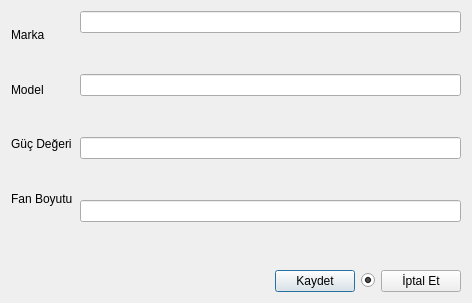
Before: the Qt Designer form Desktop/tekno_market2/TKN_Market/UI/VeriFormlari/tknguckaynagipencere.ui in asirkacar/okulprojesi, drawn with Qt 5.
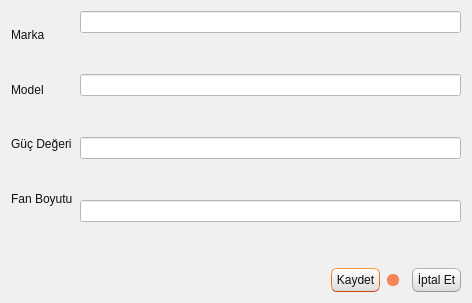
After: the same form once the commit is applied. Icons and pictures are not drawn.

```diff
--- a/Desktop/tekno_market2/TKN_Market/UI/VeriFormlari/tknguckaynagipencere.ui
+++ b/Desktop/tekno_market2/TKN_Market/UI/VeriFormlari/tknguckaynagipencere.ui
@@ -13,6 +13,503 @@
   <property name="windowTitle">
    <string>Dialog</string>
   </property>
+  <property name="styleSheet">
+   <string notr="true">/*
+Ubuntu Style Sheet for QT Applications
+Author: Jaime A. Quiroga P.
+Company: GTRONICK
+Last updated: 09/10/2019 (dd/mm/yyyy), 12:31.
+Available at: https://github.com/GTRONICK/QSS/blob/master/Ubuntu.qss
+*/
+QMainWindow {
+	background-color:#f0f0f0;
+}
+QCheckBox {
+	padding:2px;
+}
+QCheckBox:hover {
+	border:1px solid rgb(255,150,60);
+	border-radius:4px;
+	padding: 1px;
+	background-color:qlineargradient(spread:pad, x1:0.5, y1:1, x2:0.5, y2:0, stop:0 rgba(190, 90, 50, 50), stop:1 rgba(250, 130, 40, 50));
+}
+QCheckBox::indicator:checked {
+	border:1px solid rgb(246, 134, 86);
+	border-radius:4px;
+  	background-color:rgb(246, 134, 86)
+}
+QCheckBox::indicator:unchecked {
+	border-width:1px solid rgb(246, 134, 86);
+	border-radius:4px;
+  	background-color:rgb(255,255,255);
+}
+QColorDialog {
+	background-color:#f0f0f0;
+}
+QComboBox {
+	color:rgb(81,72,65);
+	background: #ffffff;
+}
+QComboBox:editable {
+	selection-color:rgb(81,72,65);
+	selection-background-color: #ffffff;
+}
+QComboBox QAbstractItemView {
+	selection-color: #ffffff;
+	selection-background-color: rgb(246, 134, 86);
+}
+QComboBox:!editable:on, QComboBox::drop-down:editable:on {
+	color:  #1e1d23;	
+}
+QDateTimeEdit, QDateEdit, QDoubleSpinBox, QFontComboBox {
+	color:rgb(81,72,65);
+	background-color: #ffffff;
+}
+
+QDialog {
+	background-color:#f0f0f0;
+}
+
+QLabel,QLineEdit {
+	color:rgb(17,17,17);
+}
+QLineEdit {
+	background-color:rgb(255,255,255);
+	selection-background-color:rgb(236,116,64);
+}
+QMenuBar {
+	color:rgb(223,219,210);
+	background-color:rgb(65,64,59);
+}
+QMenuBar::item {
+	padding-top:4px;
+	padding-left:4px;
+	padding-right:4px;
+	color:rgb(223,219,210);
+	background-color:rgb(65,64,59);
+}
+QMenuBar::item:selected {
+	color:rgb(255,255,255);
+	padding-top:2px;
+	padding-left:2px;
+	padding-right:2px;
+	border-top-width:2px;
+	border-left-width:2px;
+	border-right-width:2px;
+	border-top-right-radius:4px;
+	border-top-left-radius:4px;
+	border-style:solid;
+	background-color:rgb(65,64,59);
+	border-top-color: rgb(47,47,44);
+	border-right-color: qlineargradient(spread:pad, x1:0, y1:1, x2:1, y2:0, stop:0 rgba(90, 87, 78, 255), stop:1 rgba(47,47,44, 255));
+	border-left-color:  qlineargradient(spread:pad, x1:1, y1:0, x2:0, y2:0, stop:0 rgba(90, 87, 78, 255), stop:1 rgba(47,47,44, 255));
+}
+QMenu {
+	color:rgb(223,219,210);
+	background-color:rgb(65,64,59);
+}
+QMenu::item {
+	color:rgb(223,219,210);
+	padding:4px 10px 4px 20px;
+}
+QMenu::item:selected {
+	color:rgb(255,255,255);
+	background-color: qlineargradient(spread:pad, x1:0.5, y1:1, x2:0.5, y2:0, stop:0 rgba(225, 108, 54, 255), stop:1 rgba(246, 134, 86, 255));
+	border-style:solid;
+	border-width:3px;
+	padding:4px 7px 4px 17px;
+	border-bottom-color:qlineargradient(spread:pad, x1:0.5, y1:1, x2:0.5, y2:0, stop:0 rgba(175,85,48,255), stop:1 rgba(236,114,67, 255));
+	border-top-color:qlineargradient(spread:pad, x1:0.5, y1:1, x2:0.5, y2:0, stop:0 rgba(253,156,113,255), stop:1 rgba(205,90,46, 255));
+	border-right-color:qlineargradient(spread:pad, x1:0, y1:0.5, x2:1, y2:0.5, stop:0 rgba(253,156,113,255), stop:1 rgba(205,90,46, 255));
+	border-left-color:qlineargradient(spread:pad, x1:1, y1:0.5, x2:0, y2:0.5, stop:0 rgba(253,156,113,255), stop:1 rgba(205,90,46, 255));
+}
+QPlainTextEdit {
+	border-width: 1px solid transparent;
+	color:rgb(17,17,17);
+	selection-background-color:rgb(236,116,64);
+}
+QProgressBar {
+	text-align: center;
+	color: rgb(0, 0, 0);
+	border: 1px inset rgb(150,150,150); 
+	border-radius: 10px;
+	background-color:rgb(221,221,219);
+}
+QProgressBar::chunk:horizontal {
+	background-color: qlineargradient(spread:pad, x1:0.5, y1:1, x2:0.5, y2:0, stop:0 rgba(225, 108, 54, 255), stop:1 rgba(246, 134, 86, 255));
+	border:1px solid;
+	border-radius:8px;
+	border-bottom-color:qlineargradient(spread:pad, x1:0.5, y1:1, x2:0.5, y2:0, stop:0 rgba(175,85,48,255), stop:1 rgba(236,114,67, 255));
+	border-top-color:qlineargradient(spread:pad, x1:0.5, y1:1, x2:0.5, y2:0, stop:0 rgba(253,156,113,255), stop:1 rgba(205,90,46, 255));
+	border-right-color:qlineargradient(spread:pad, x1:0, y1:0.5, x2:1, y2:0.5, stop:0 rgba(253,156,113,255), stop:1 rgba(205,90,46, 255));
+	border-left-color:qlineargradient(spread:pad, x1:1, y1:0.5, x2:0, y2:0.5, stop:0 rgba(253,156,113,255), stop:1 rgba(205,90,46, 255));
+}
+QPushButton{
+	color:rgb(17,17,17);
+	border-width: 1px;
+	border-radius: 6px;
+	border-bottom-color: rgb(150,150,150);
+	border-right-color: rgb(165,165,165);
+	border-left-color: rgb(165,165,165);
+	border-top-color: rgb(180,180,180);
+	border-style: solid;
+	padding: 4px;
+	background-color: qlineargradient(spread:pad, x1:0.5, y1:1, x2:0.5, y2:0, stop:0 rgba(220, 220, 220, 255), stop:1 rgba(255, 255, 255, 255));
+}
+QPushButton:hover{
+	color:rgb(17,17,17);
+	border-width: 1px;
+	border-radius:6px;
+	border-top-color: rgb(255,150,60);
+	border-right-color: qlineargradient(spread:pad, x1:0, y1:1, x2:1, y2:0, stop:0 rgba(200, 70, 20, 255), stop:1 rgba(255,150,60, 255));
+	border-left-color:  qlineargradient(spread:pad, x1:1, y1:0, x2:0, y2:0, stop:0 rgba(200, 70, 20, 255), stop:1 rgba(255,150,60, 255));
+	border-bottom-color: rgb(200,70,20);
+	border-style: solid;
+	padding: 2px;
+	background-color: qlineargradient(spread:pad, x1:0.5, y1:1, x2:0.5, y2:0, stop:0 rgba(220, 220, 220, 255), stop:1 rgba(255, 255, 255, 255));
+}
+QPushButton:default{
+	color:rgb(17,17,17);
+	border-width: 1px;
+	border-radius:6px;
+	border-top-color: rgb(255,150,60);
+	border-right-color: qlineargradient(spread:pad, x1:0, y1:1, x2:1, y2:0, stop:0 rgba(200, 70, 20, 255), stop:1 rgba(255,150,60, 255));
+	border-left-color:  qlineargradient(spread:pad, x1:1, y1:0, x2:0, y2:0, stop:0 rgba(200, 70, 20, 255), stop:1 rgba(255,150,60, 255));
+	border-bottom-color: rgb(200,70,20);
+	border-style: solid;
+	padding: 2px;
+	background-color: qlineargradient(spread:pad, x1:0.5, y1:1, x2:0.5, y2:0, stop:0 rgba(220, 220, 220, 255), stop:1 rgba(255, 255, 255, 255));
+}
+QPushButton:pressed{
+	color:rgb(17,17,17);
+	border-width: 1px;
+	border-radius: 6px;
+	border-width: 1px;
+	border-top-color: rgba(255,150,60,200);
+	border-right-color: qlineargradient(spread:pad, x1:0, y1:1, x2:1, y2:0, stop:0 rgba(200, 70, 20, 255), stop:1 rgba(255,150,60, 200));
+	border-left-color:  qlineargradient(spread:pad, x1:1, y1:0, x2:0, y2:0, stop:0 rgba(200, 70, 20, 255), stop:1 rgba(255,150,60, 200));
+	border-bottom-color: rgba(200,70,20,200);
+	border-style: solid;
+	padding: 2px;
+	background-color: qlineargradient(spread:pad, x1:0.5, y1:0, x2:0.5, y2:1, stop:0 rgba(220, 220, 220, 255), stop:1 rgba(255, 255, 255, 255));
+}
+QPushButton:disabled{
+	color:rgb(174,167,159);
+	border-width: 1px;
+	border-radius: 6px;
+	background-color: qlineargradient(spread:pad, x1:0.5, y1:1, x2:0.5, y2:0, stop:0 rgba(200, 200, 200, 255), stop:1 rgba(230, 230, 230, 255));
+}
+QRadioButton {
+	padding: 1px;
+}
+QRadioButton::indicator:checked {
+	height: 10px;
+	width: 10px;
+	border-style:solid;
+	border-radius:5px;
+	border-width: 1px;
+	border-color: rgba(246, 134, 86, 255);
+	color: #a9b7c6;
+	background-color:rgba(246, 134, 86, 255);
+}
+QRadioButton::indicator:!checked {
+	height: 10px;
+	width: 10px;
+	border-style:solid;
+	border-radius:5px;
+	border-width: 1px;
+	border-color: rgb(246, 134, 86);
+	color: #a9b7c6;
+	background-color: transparent;
+}
+QScrollArea {
+	color: white;
+	background-color:#f0f0f0;
+}
+QSlider::groove {
+	border-style: solid;
+	border-width: 1px;
+	border-color: rgb(207,207,207);
+}
+QSlider::groove:horizontal {
+	height: 5px;
+	background: rgb(246, 134, 86);
+}
+QSlider::groove:vertical {
+	width: 5px;
+	background: rgb(246, 134, 86);
+}
+QSlider::handle:horizontal {
+	background: rgb(253,253,253);
+	border-style: solid;
+	border-width: 1px;
+	border-color: rgb(207,207,207);
+	width: 12px;
+	margin: -5px 0;
+	border-radius: 7px;
+}
+QSlider::handle:vertical {
+	background: rgb(253,253,253);
+	border-style: solid;
+	border-width: 1px;
+	border-color: rgb(207,207,207);
+	height: 12px;
+	margin: 0 -5px;
+	border-radius: 7px;
+}
+QSlider::add-page:horizontal, QSlider::add-page:vertical {
+ 	background: white;
+}
+QSlider::sub-page:horizontal, QSlider::sub-page:vertical {
+	background: rgb(246, 134, 86);
+}
+QStatusBar, QSpinBox {
+	color:rgb(81,72,65);
+}
+QSpinBox {
+	background-color: #ffffff;
+}
+QScrollBar:horizontal {
+	max-height: 20px;
+	border: 1px transparent;
+	margin: 0px 20px 0px 20px;
+}
+QScrollBar::handle:horizontal {
+	background: rgb(253,253,253);
+	border: 1px solid rgb(207,207,207);
+	border-radius: 7px;
+	min-width: 25px;
+}
+QScrollBar::handle:horizontal:hover {
+	background: rgb(253,253,253);
+	border: 1px solid rgb(255,150,60);
+	border-radius: 7px;
+	min-width: 25px;
+}
+QScrollBar::add-line:horizontal {
+  	border: 1px solid rgb(207,207,207);
+  	border-top-right-radius: 7px;
+  	border-top-left-radius: 7px;
+  	border-bottom-right-radius: 7px;
+  	background: rgb(255, 255, 255);
+  	width: 20px;
+  	subcontrol-position: right;
+  	subcontrol-origin: margin;
+}
+QScrollBar::add-line:horizontal:hover {
+  	border: 1px solid rgb(255,150,60);
+  	border-top-right-radius: 7px;
+  	border-top-left-radius: 7px;
+  	border-bottom-right-radius: 7px;
+  	background: rgb(255, 255, 255);
+  	width: 20px;
+  	subcontrol-position: right;
+  	subcontrol-origin: margin;
+}
+QScrollBar::add-line:horizontal:pressed {
+  	border: 1px solid grey;
+  	border-top-left-radius: 7px;
+  	border-top-right-radius: 7px;
+  	border-bottom-right-radius: 7px;
+  	background: rgb(231,231,231);
+  	width: 20px;
+  	subcontrol-position: right;
+  	subcontrol-origin: margin;
+}
+QScrollBar::sub-line:horizontal {
+  	border: 1px solid rgb(207,207,207);
+  	border-top-right-radius: 7px;
+  	border-top-left-radius: 7px;
+  	border-bottom-left-radius: 7px;
+  	background: rgb(255, 255, 255);
+  	width: 20px;
+  	subcontrol-position: left;
+  	subcontrol-origin: margin;
+}
+QScrollBar::sub-line:horizontal:hover {
+  	border: 1px solid rgb(255,150,60);
+  	border-top-right-radius: 7px;
+  	border-top-left-radius: 7px;
+  	border-bottom-left-radius: 7px;
+  	background: rgb(255, 255, 255);
+  	width: 20px;
+  	subcontrol-position: left;
+  	subcontrol-origin: margin;
+}
+QScrollBar::sub-line:horizontal:pressed {
+  	border: 1px solid grey;
+  	border-top-right-radius: 7px;
+  	border-top-left-radius: 7px;
+  	border-bottom-left-radius: 7px;
+  	background: rgb(231,231,231);
+  	width: 20px;
+  	subcontrol-position: left;
+  	subcontrol-origin: margin;
+}
+QScrollBar::left-arrow:horizontal {
+  	border: 1px transparent grey;
+  	border-top-left-radius: 3px;
+  	border-bottom-left-radius: 3px;
+  	width: 6px;
+  	height: 6px;
+  	background: rgb(230,230,230);
+}
+QScrollBar::right-arrow:horizontal {
+	border: 1px transparent grey;
+	border-top-right-radius: 3px;
+	border-bottom-right-radius: 3px;
+  	width: 6px;
+  	height: 6px;
+ 	background: rgb(230,230,230);
+}
+QScrollBar::add-page:horizontal, QScrollBar::sub-page:horizontal {
+ 	background: none;
+} 
+QScrollBar:vertical {
+	max-width: 20px;
+	border: 1px transparent grey;
+	margin: 20px 0px 20px 0px;
+}
+QScrollBar::add-line:vertical {
+	border: 1px solid;
+	border-color: rgb(207,207,207);
+	border-bottom-right-radius: 7px;
+	border-bottom-left-radius: 7px;
+	border-top-left-radius: 7px;
+	background: rgb(255, 255, 255);
+  	height: 20px;
+  	subcontrol-position: bottom;
+  	subcontrol-origin: margin;
+}
+QScrollBar::add-line:vertical:hover {
+  	border: 1px solid;
+  	border-color: rgb(255,150,60);
+  	border-bottom-right-radius: 7px;
+  	border-bottom-left-radius: 7px;
+  	border-top-left-radius: 7px;
+  	background: rgb(255, 255, 255);
+  	height: 20px;
+  	subcontrol-position: bottom;
+  	subcontrol-origin: margin;
+}
+QScrollBar::add-line:vertical:pressed {
+  	border: 1px solid grey;
+  	border-bottom-left-radius: 7px;
+  	border-bottom-right-radius: 7px;
+  	border-top-left-radius: 7px;
+  	background: rgb(231,231,231);
+  	height: 20px;
+  	subcontrol-position: bottom;
+  	subcontrol-origin: margin;
+}
+QScrollBar::sub-line:vertical {
+  	border: 1px solid rgb(207,207,207);
+  	border-top-right-radius: 7px;
+  	border-top-left-radius: 7px;
+  	border-bottom-left-radius: 7px;
+  	background: rgb(255, 255, 255);
+  	height: 20px;
+  	subcontrol-position: top;
+  	subcontrol-origin: margin;
+}
+QScrollBar::sub-line:vertical:hover {
+  	border: 1px solid rgb(255,150,60);
+  	border-top-right-radius: 7px;
+  	border-top-left-radius: 7px;
+  	border-bottom-left-radius: 7px;
+	background: rgb(255, 255, 255);
+  	height: 20px;
+  	subcontrol-position: top;
+  	subcontrol-origin: margin;
+}
+QScrollBar::sub-line:vertical:pressed {
+  	border: 1px solid grey;
+  	border-top-left-radius: 7px;
+  	border-top-right-radius: 7px;
+  	background: rgb(231,231,231);
+ 	height: 20px;
+  	subcontrol-position: top;
+  	subcontrol-origin: margin;
+}
+QScrollBar::handle:vertical {
+	background: rgb(253,253,253);
+	border: 1px solid rgb(207,207,207);
+	border-radius: 7px;
+	min-height: 25px;
+}
+QScrollBar::handle:vertical:hover {
+	background: rgb(253,253,253);
+	border: 1px solid rgb(255,150,60);
+	border-radius: 7px;
+	min-height: 25px;
+}
+QScrollBar::up-arrow:vertical {
+	border: 1px transparent grey;
+  	border-top-left-radius: 3px;
+	border-top-right-radius: 3px;
+  	width: 6px;
+  	height: 6px;
+  	background: rgb(230,230,230);
+}
+QScrollBar::down-arrow:vertical {
+  	border: 1px transparent grey;
+  	border-bottom-left-radius: 3px;
+  	border-bottom-right-radius: 3px;
+  	width: 6px;
+  	height: 6px;
+  	background: rgb(230,230,230);
+}
+QScrollBar::add-page:vertical, QScrollBar::sub-page:vertical {
+  	background: none;
+}
+QTabWidget {
+	color:rgb(0,0,0);
+	background-color:rgb(247,246,246);
+}
+QTabWidget::pane {
+	border-color: rgb(180,180,180);
+	background-color:rgb(247,246,246);
+	border-style: solid;
+	border-width: 1px;
+  	border-radius: 6px;
+}
+QTabBar::tab {
+	padding-left:4px;
+	padding-right:4px;
+	padding-bottom:2px;
+	padding-top:2px;
+	color:rgb(81,72,65);
+  	background-color: qlineargradient(spread:pad, x1:0.5, y1:1, x2:0.5, y2:0, stop:0 rgba(221,218,217,255), stop:1 rgba(240,239,238,255));
+	border-style: solid;
+	border-width: 1px;
+  	border-top-right-radius:4px;
+	border-top-left-radius:4px;
+	border-top-color: rgb(180,180,180);
+	border-left-color: rgb(180,180,180);
+	border-right-color: rgb(180,180,180);
+	border-bottom-color: transparent;
+}
+QTabBar::tab:selected, QTabBar::tab:last:selected, QTabBar::tab:hover {
+  	background-color:rgb(247,246,246);
+  	margin-left: 0px;
+  	margin-right: 1px;
+}
+QTabBar::tab:!selected {
+	margin-top: 1px;
+	margin-right: 1px;
+}
+QTextEdit {
+	border-width: 1px;
+	border-style: solid;
+	border-color:transparent;
+	color:rgb(17,17,17);
+	selection-background-color:rgb(236,116,64);
+}
+QTimeEdit, QToolBox, QToolBox::tab, QToolBox::tab:selected {
+	color:rgb(81,72,65);
+	background-color: #ffffff;
+}</string>
+  </property>
   <layout class="QVBoxLayout" name="verticalLayout_3">
    <item>
     <layout class="QHBoxLayout" name="horizontalLayout">
```
Left out of the diff: 12 changed lines with no effect on the pictures.
